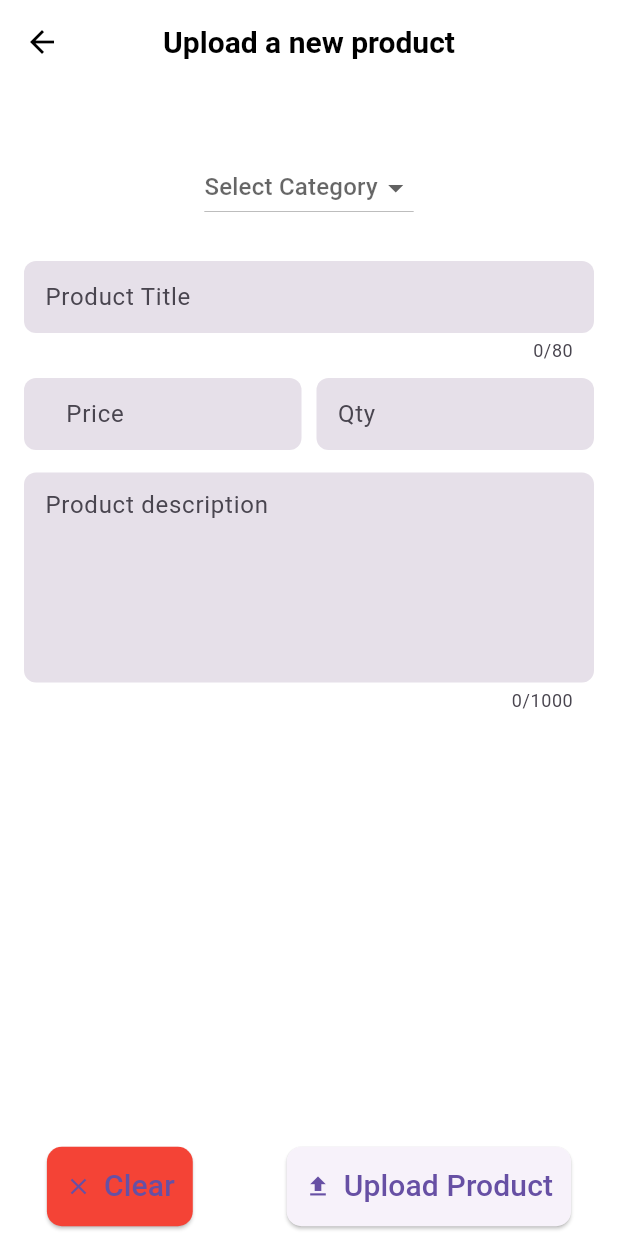
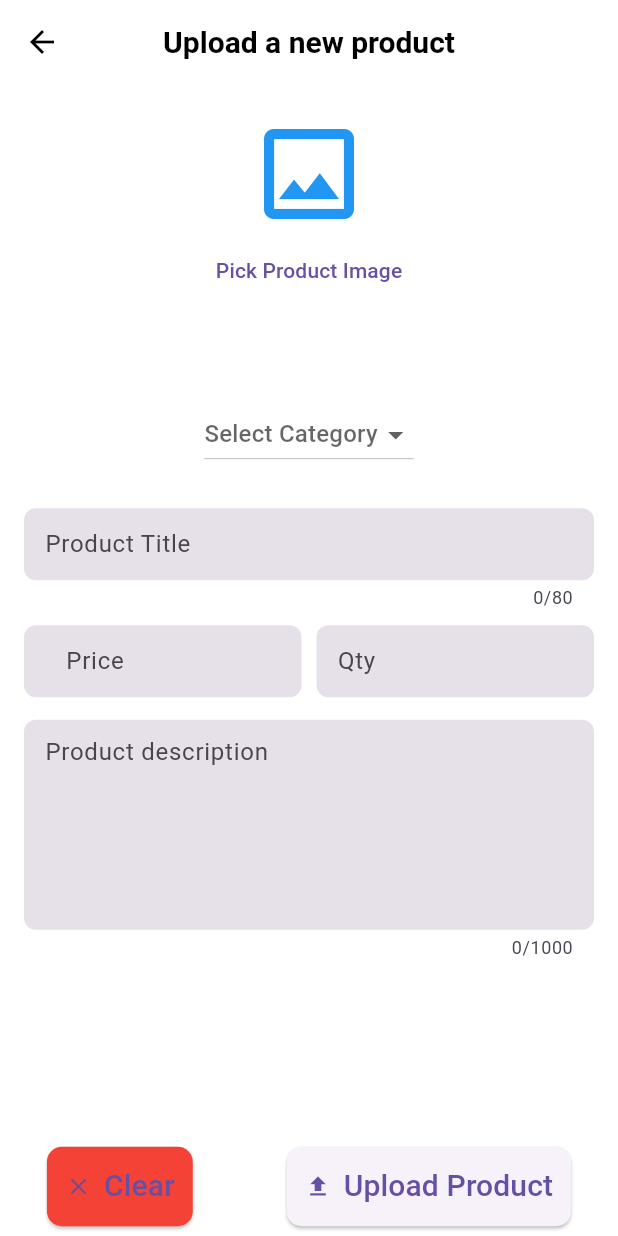
Before and after one commit to habibabakr4/Admin_Mega_Market_Shopping_App, a Flutter app: the EditOrUploadProductScreen screen opened by its route, on a phone screen of 412 x 824 dp. Run offline on Flutter 3.47's test engine with Material 3 defaults, Android fonts, the light colour scheme and no system bars; our stand-ins replace fancy_shimmer_image, image_picker, shared_preferences, shimmer; missing offline and left inert: dynamic_height_grid_view; accounts and stored records are empty; network calls fail.

Commit message:
add new product & edit product screen

```diff
--- a/lib/screens/edit_upload_product_form.dart
+++ b/lib/screens/edit_upload_product_form.dart
@@ -1,17 +1,21 @@
+import 'dart:io';
+
 import 'package:admin_of_online_app/consts/app_constants.dart';
 import 'package:admin_of_online_app/models/product_model.dart';
+import 'package:admin_of_online_app/services/my_app_method.dart';
 import 'package:flutter/material.dart';
 import 'package:flutter/services.dart';
+import 'package:image_picker/image_picker.dart';
 import '../consts/my_validators.dart';
 import '../widgets/title_text.dart';
 import '../widgets/subtitle_text.dart';
-
 
 class EditOrUploadProductScreen extends StatefulWidget {
   static const routeName = '/EditOrUploadProductScreen';
   final ProductModel? productModel;
   const EditOrUploadProductScreen({
-    super.key, this.productModel,
+    super.key,
+    this.productModel,
   });
 
   @override
@@ -21,6 +25,9 @@ class EditOrUploadProductScreen extends StatefulWidget {
 
 class _EditOrUploadProductScreenState extends State<EditOrUploadProductScreen> {
   final _formKey = GlobalKey<FormState>();
+  XFile? _pickedImage;
+  bool isEditing = false;
+  String? productImageNetwork;
 
   late TextEditingController _titleController,
       _priceController,
@@ -29,10 +36,19 @@ class _EditOrUploadProductScreenState extends State<EditOrUploadProductScreen> {
   String? _categoryValue;
   @override
   void initState() {
-    _titleController = TextEditingController(text: "");
-    _priceController = TextEditingController(text: "");
-    _descriptionController = TextEditingController(text: "");
-    _quantityController = TextEditingController(text: "");
+    if (widget.productModel != null) {
+      isEditing = true;
+      productImageNetwork = widget.productModel!.productImage;
+      _categoryValue = widget.productModel!.productCategory;
+    }
+    _titleController =
+        TextEditingController(text: widget.productModel?.productTitle);
+    _priceController =
+        TextEditingController(text: widget.productModel?.productPrice);
+    _descriptionController =
+        TextEditingController(text: widget.productModel?.productCategory);
+    _quantityController =
+        TextEditingController(text: widget.productModel?.productQuantity);
 
     super.initState();
   }
@@ -51,24 +67,68 @@ class _EditOrUploadProductScreenState extends State<EditOrUploadProductScreen> {
     _priceController.clear();
     _descriptionController.clear();
     _quantityController.clear();
+    removePickedImage();
   }
 
   Future<void> _uploadProduct() async {
-    // if (_categoryValue == null) {
-    //   MyAppMethods.showErrorORWarningDialog(
-    //     context: context,
-    //     subtitle: "Category is empty",
-    //     fct: () {},
-    //   );
-    //   return;
-    // }
+    if (_categoryValue == null) {
+      MyAppMethods.showErrorORWarningDialog(
+        context: context,
+        subtitle: "Category is empty",
+        fct: () {},
+      );
+      return;
+    }
+
+    if (_pickedImage == null) {
+      MyAppMethods.showErrorORWarningDialog(
+          context: context, subtitle: "Please pick an image", fct: () {});
+      return;
+    }
     final isValid = _formKey.currentState!.validate();
     FocusScope.of(context).unfocus();
     if (isValid) {}
   }
 
+  Future<void> _editProduct() async {
+    final isValid = _formKey.currentState!.validate();
+    FocusScope.of(context).unfocus();
+    if (_pickedImage == null && productImageNetwork == null) {
+      MyAppMethods.showErrorORWarningDialog(
+          context: context, subtitle: "Please pick up an image ", fct: () {});
+      return;
+    }
+    if (isValid) {}
+  }
+
+  void removePickedImage() {
+    setState(() {
+      _pickedImage = null;
+      productImageNetwork = null;
+    });
+  }
+
+  Future<void> localImagePicker() async {
+    final ImagePicker picker = ImagePicker();
+    await MyAppMethods.imagePickerDialog(
+      context: context,
+      cameraFCT: () async {
+        _pickedImage = await picker.pickImage(source: ImageSource.camera);
+        setState(() {});
+      },
+      galleryFCT: () async {
+        _pickedImage = await picker.pickImage(source: ImageSource.gallery);
+        setState(() {});
+      },
+      removeFCT: () {
+        _pickedImage = null;
+      },
+    );
+  }
+
   @override
   Widget build(BuildContext context) {
+    Size size = MediaQuery.of(context).size;
     return GestureDetector(
       onTap: () {
         FocusScope.of(context).unfocus();
@@ -111,14 +171,18 @@ class _EditOrUploadProductScreenState extends State<EditOrUploadProductScreen> {
                     ),
                   ),
                   icon: const Icon(Icons.upload),
-                  label: const Text(
-                    "Upload Product",
-                    style: TextStyle(
+                  label: Text(
+                    isEditing ? "Edit Product" : "Upload Product",
+                    style: const TextStyle(
                       fontSize: 20,
                     ),
                   ),
                   onPressed: () {
-                    _uploadProduct();
+                    if (isEditing) {
+                      _editProduct();
+                    } else {
+                      _uploadProduct();
+                    }
                   },
                 ),
               ],
@@ -127,8 +191,8 @@ class _EditOrUploadProductScreenState extends State<EditOrUploadProductScreen> {
         ),
         appBar: AppBar(
           centerTitle: true,
-          title: const TitlesTextWidget(
-            label: "Upload a new product",
+          title: TitlesTextWidget(
+            label: isEditing ? "Edit Product" : "Upload a new product",
           ),
         ),
         body: SafeArea(
@@ -139,16 +203,72 @@ class _EditOrUploadProductScreenState extends State<EditOrUploadProductScreen> {
                   height: 20,
                 ),
                 /* Image picker here ***********************************/
-
+                if (isEditing && productImageNetwork != null) ...[
+                  ClipRRect(
+                    borderRadius: BorderRadius.circular(12),
+                    child: Image.network(
+                      productImageNetwork!,
+                      height: size.width * 0.3,
+                      alignment: Alignment.center,
+                    ),
+                  )
+                ] else if (_pickedImage == null) ...[
+                  SizedBox(
+                    width: size.width * 0.4 + 10,
+                    height: size.width * 0.4,
+                    child: Column(children: [
+                      const Icon(
+                        Icons.image_outlined,
+                        size: 80,
+                        color: Colors.blue,
+                      ),
+                      TextButton(
+                        onPressed: () {
+                          localImagePicker();
+                        },
+                        child: const Text("Pick Product Image"),
+                      )
+                    ]),
+                  )
+                ] else ...[
+                  ClipRRect(
+                    borderRadius: BorderRadius.circular(12),
+                    child: Image.file(
+                      File(_pickedImage!.path),
+                      height: size.width * 0.5,
+                      alignment: Alignment.center,
+                    ),
+                  )
+                ],
+                if (_pickedImage != null && productImageNetwork != null) ...[
+                  Row(
+                    children: [
+                      TextButton(
+                        onPressed: () {
+                          localImagePicker();
+                        },
+                        child: const Text("Pick another image"),
+                      ),
+                      TextButton(
+                        onPressed: () {
+                          removePickedImage();
+                        },
+                        child: const Text(
+                          "Remove image",
+                          style: TextStyle(color: Colors.red),
+                        ),
+                      ),
+                    ],
+                  ),
+                ],
                 const SizedBox(
                   height: 25,
                 ),
-                /* ToDo: Select Category DropDown Button Will be Here*/
                 DropdownButton<String>(
                   hint: const Text("Select Category"),
                   value: _categoryValue,
                   items: AppConstants.categoriesDropDownList,
-                  onChanged: (value){
+                  onChanged: (value) {
                     setState(() {
                       _categoryValue = value;
                     });
--- a/pubspec.yaml
+++ b/pubspec.yaml
@@ -14,6 +14,7 @@ dependencies:
   shimmer: ^3.0.0
   fancy_shimmer_image: ^2.0.3
   dynamic_height_grid_view: ^0.0.4
+  image_picker: ^1.1.2
 
 dev_dependencies:
   flutter_test:
```
Also changed, not shown: lib/services/my_app_method.dart (added, +125 -0 lines), lib/widgets/product_widget.dart (+8 -5 lines), pubspec.lock, 5 other files.
